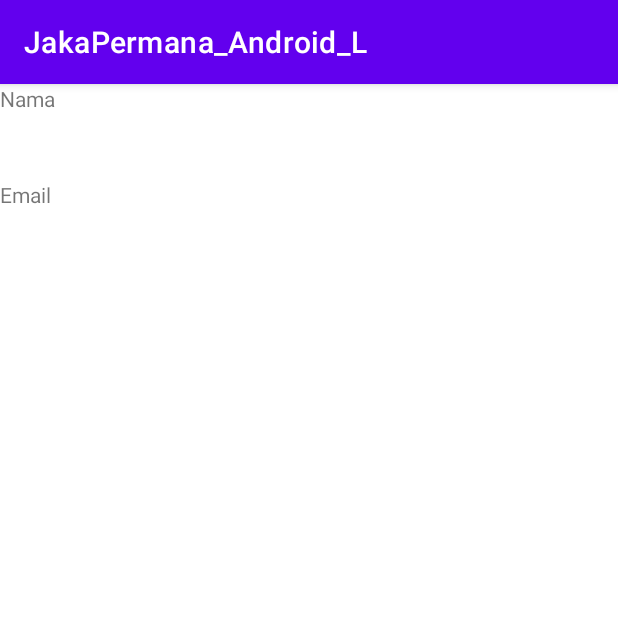
After one commit to mjaka2000/JakaPermana_Android_L, an Android app: the ResultActivity screen opened directly, with no data from a screen before it, on a phone screen of 412 x 824 dp, the top half of it. The commit adds this screen. Run offline under Robolectric (Android 15) with nearby library versions, the phone set to English and light mode, and no system bars.

Commit message:
Intent, extra, dan ResultActivity

```diff
--- a/app/src/main/AndroidManifest.xml
+++ b/app/src/main/AndroidManifest.xml
@@ -1,6 +1,6 @@
 <?xml version="1.0" encoding="utf-8"?>
 <manifest xmlns:android="http://schemas.android.com/apk/res/android"
-    package="com.example.jakapermana_android_l" >
+    package="com.example.jakapermana_android_l">
 
     <application
         android:allowBackup="true"
@@ -8,10 +8,13 @@
         android:label="@string/app_name"
         android:roundIcon="@mipmap/ic_launcher_round"
         android:supportsRtl="true"
-        android:theme="@style/Theme.JakaPermana_Android_L" >
+        android:theme="@style/Theme.JakaPermana_Android_L">
+        <activity
+            android:name=".ResultActivity"
+            android:exported="true" />
         <activity
             android:name=".MainActivity"
-            android:exported="true" >
+            android:exported="true">
             <intent-filter>
                 <action android:name="android.intent.action.MAIN" />
 
--- a/app/src/main/java/com/example/jakapermana_android_l/MainActivity.kt
+++ b/app/src/main/java/com/example/jakapermana_android_l/MainActivity.kt
@@ -1,5 +1,6 @@
 package com.example.jakapermana_android_l
 
+import android.content.Intent
 import androidx.appcompat.app.AppCompatActivity
 import android.os.Bundle
 import android.widget.Button
@@ -22,9 +23,17 @@ class MainActivity : AppCompatActivity() {
 
         simpanBtn.setOnClickListener{
             val nama = namaEditText.text.toString()
+            val email = emailEditText.text.toString()
             var jumlahSKS = jumlahSKSEditText.text.toString().toInt()
             jumlahSKS = 160 - jumlahSKS
             Toast.makeText(this, "Sisa SKS... $jumlahSKS",Toast.LENGTH_SHORT).show()
+
+            val intent = Intent(this,ResultActivity::class.java)
+            intent.putExtra("nama",nama)
+            intent.putExtra("email",email)
+            intent.putExtra("jumlah_sks",jumlahSKS)
+            startActivity(intent)
+
         }
         batalBtn.setOnClickListener{
             Toast.makeText(this, "Batal...",Toast.LENGTH_SHORT).show()
--- /dev/null
+++ b/app/src/main/java/com/example/jakapermana_android_l/ResultActivity.kt
@@ -0,0 +1,22 @@
+package com.example.jakapermana_android_l
+
+import androidx.appcompat.app.AppCompatActivity
+import android.os.Bundle
+import android.widget.TextView
+
+class ResultActivity : AppCompatActivity() {
+    override fun onCreate(savedInstanceState: Bundle?) {
+        super.onCreate(savedInstanceState)
+        setContentView(R.layout.activity_result)
+
+        val nameTextView = findViewById<TextView>(R.id.namaTextView)
+        val emailTextView = findViewById<TextView>(R.id.emailTextView)
+
+        val name = intent.getStringExtra("nama")
+        val email = intent.getStringExtra("email")
+        val jumlahSKS = intent.getIntExtra("jumlah_sks",0)
+
+        nameTextView.setText(name)
+        emailTextView.setText(email)
+    }
+}
--- a/app/src/main/res/layout/activity_main.xml
+++ b/app/src/main/res/layout/activity_main.xml
@@ -64,7 +64,7 @@
         android:layout_height="wrap_content"
         android:hint="@string/isi_tanggal_lahir"
         android:inputType="date"
-        android:autofillHints=""
+        android:autofillHints="tanggal"
         android:layout_marginBottom="8dp"
         />
 
@@ -82,8 +82,9 @@
         android:layout_height="wrap_content"
         android:hint="@string/masukkan_jumlah_sks"
         android:inputType="number"
-        android:autofillHints=""
+        android:autofillHints="sks"
         android:layout_marginBottom="8dp"
+        android:text="0"
         />
     <LinearLayout
         android:layout_width="match_parent"
--- /dev/null
+++ b/app/src/main/res/layout/activity_result.xml
@@ -0,0 +1,38 @@
+<?xml version="1.0" encoding="utf-8"?>
+<LinearLayout xmlns:android="http://schemas.android.com/apk/res/android"
+    xmlns:app="http://schemas.android.com/apk/res-auto"
+    xmlns:tools="http://schemas.android.com/tools"
+    android:layout_width="match_parent"
+    android:layout_height="match_parent"
+    android:orientation="vertical"
+    tools:context=".ResultActivity">
+
+    <TextView
+        android:layout_width="match_parent"
+        android:layout_height="wrap_content"
+        android:text="Nama"
+        />
+
+    <TextView
+        android:id="@+id/namaTextView"
+        android:layout_width="match_parent"
+        android:layout_height="wrap_content"
+        tools:text="Muhammad Jaka Permana"
+        android:textSize="25sp"
+        android:layout_marginBottom="10dp"
+        />
+
+    <TextView
+        android:layout_width="match_parent"
+        android:layout_height="wrap_content"
+        android:text="Email"
+        />
+
+    <TextView
+        android:id="@+id/emailTextView"
+        android:layout_width="match_parent"
+        android:layout_height="wrap_content"
+        tools:text="jakamuhammad28@gmail.com"
+        android:textSize="20sp"
+        />
+</LinearLayout>
```
